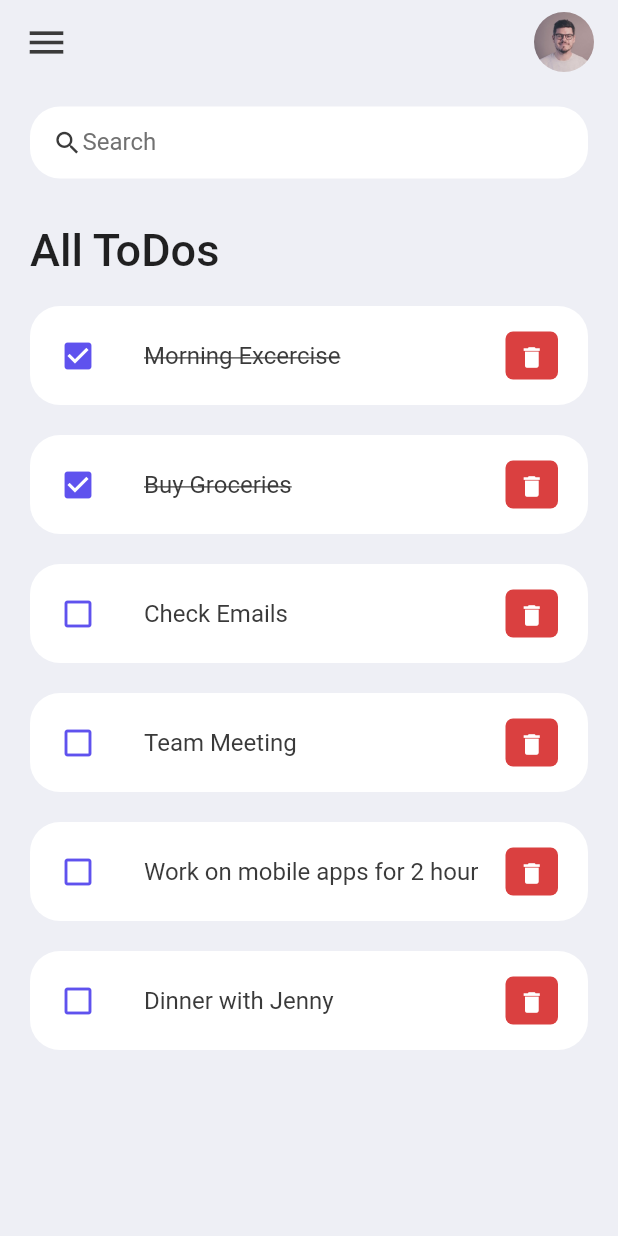
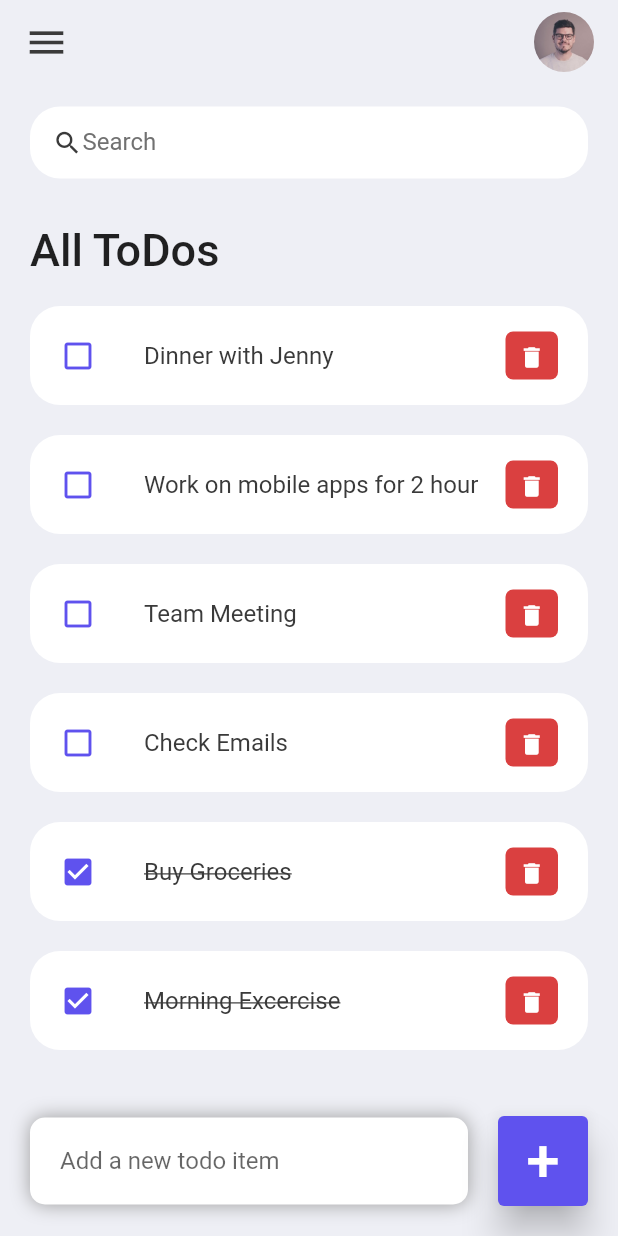
Before and after one commit to tanmoymallik3110/todo_app, a Flutter app: the screen it shows after launch, on a phone screen of 412 x 824 dp. Run offline on Flutter 3.47's test engine with Material 2 defaults, Android fonts, the phone set to English and light mode, and no system bars.

Commit message:
project complete.

```diff
--- a/lib/main.dart
+++ b/lib/main.dart
@@ -12,9 +12,9 @@ class MyApp extends StatelessWidget {
 
   @override
   Widget build(BuildContext context) {
-    SystemChrome.setSystemUIOverlayStyle(SystemUiOverlayStyle(
+    SystemChrome.setSystemUIOverlayStyle(const SystemUiOverlayStyle(
       statusBarColor: Colors.transparent));
-    return MaterialApp(
+    return const MaterialApp(
       debugShowCheckedModeBanner: false,
       title: "ToDo App",
       home: Home(),
--- a/lib/screens/home.dart
+++ b/lib/screens/home.dart
@@ -4,18 +4,33 @@ import 'package:todo_app/model/todo.dart';
 import 'package:todo_app/widgets/todo_item.dart';
 
 
-class Home extends StatelessWidget {
-   Home({super.key});
+class Home extends StatefulWidget {
+   const Home({super.key});
 
+  @override
+  State<Home> createState() => _HomeState();
+}
+
+class _HomeState extends State<Home> {
   final todosList = ToDo.todoList();
+  final _toDoControler = TextEditingController();
+  List<ToDo> _foundToDo = [];
+
+  @override
+  void initState() {
+    _foundToDo = todosList;
+    super.initState();
+  }
 
   @override
   Widget build(BuildContext context) {
     return Scaffold(
       backgroundColor: tdBGColor,
       appBar: _buildAppBar(),
-      body: Container(
-        padding: EdgeInsets.symmetric(horizontal: 20, vertical: 15),
+      body: Stack(
+          children: [
+            Container(
+              padding: const EdgeInsets.symmetric(horizontal: 20, vertical: 15),
               child: Column(
                 children: [
                   searchBox(),
@@ -23,11 +38,11 @@ class Home extends StatelessWidget {
                     child: ListView(
                       children: [
                         Container(
-                    margin: EdgeInsets.only(
+                          margin: const EdgeInsets.only(
                             top: 30,
                             bottom: 20,
                           ),
-                    child: Text(
+                          child: const Text(
                             "All ToDos",
                             style: TextStyle(
                               fontSize: 30,
@@ -35,27 +50,130 @@ class Home extends StatelessWidget {
                             ),
                           ),
                         ),
-                  for( ToDo toDoo in todosList)
-                  ToDoItem(toDo: toDoo,),
+                        for( ToDo toDoo in _foundToDo.reversed)
+                        ToDoItem(
+                          toDo: toDoo,
+                          onToDoChanged: _handleToDoChange,
+                          onDeleteItem: _deteleToDoItem,
+                        ),
                       ],
                     ),
                   ),
                 ],
               ),
             ),
+            Align(
+              alignment: Alignment.bottomCenter,
+              child: Row(
+                children: [
+                  Expanded(
+                    child: Container(
+                      margin: const EdgeInsets.only(
+                        bottom: 20,
+                        right: 20,
+                        left: 20,
+                      ),
+                      padding: const EdgeInsets.symmetric(vertical: 5, horizontal: 20),
+                      decoration: BoxDecoration(
+                        color: Colors.white,
+                        boxShadow: const [
+                          BoxShadow(
+                            color: Colors.grey,
+                            offset: Offset(0.0, 0.0),
+                            blurRadius: 10.0,
+                            spreadRadius: 0.0
+                          ),
+                        ],
+                        borderRadius: BorderRadius.circular(10),
+                      ),
+                      child: TextField(
+                        controller: _toDoControler,
+                        decoration: const InputDecoration(
+                          hintText: "Add a new todo item",
+                          border: InputBorder.none
+                        ),
+                      ),
+                    ),
+                  ),
+                  Container(
+                    margin: const EdgeInsets.only(
+                      bottom: 20.0,
+                      right: 20.0,
+                    ),
+                    child: ElevatedButton(
+                      onPressed: () {
+                        _addToDoItem(_toDoControler.text);
+                      },
+                      style: ElevatedButton.styleFrom(
+                        backgroundColor: tdBlue,
+                        elevation: 10.0,
+                        minimumSize: const Size(60, 60),
+                      ),
+                      child: const Text(
+                        "+",
+                        style: TextStyle(
+                          fontSize: 40.0,
+                        ),
+                      ),
+                    ),
+                  ),
+                ],
+              ),
+            ),
+          ],
+        ),
       );
   }
 
+  void _handleToDoChange (ToDo toDo) {
+    setState(() {
+      toDo.isDone = !toDo.isDone;
+    });
+  }
+
+  void _deteleToDoItem (String id) {
+    setState(() {
+      todosList.removeWhere((item) => item.id == id);
+    });
+  }
+
+  void _addToDoItem(String toDo) {
+    setState(() {
+      todosList.add(
+        ToDo(
+          id: DateTime.now().millisecondsSinceEpoch.toString(),
+          todoText: toDo,
+        ),
+      );
+    });
+    _toDoControler.clear();
+  }
+
+  void _runFilter(String enteredKeyword) {
+    List<ToDo> results = [];
+    if(enteredKeyword.isEmpty) {
+      results = todosList;
+    } else {
+      results = todosList.where((item) =>
+      item.todoText!.toLowerCase()
+      .contains(enteredKeyword.toLowerCase())).toList();
+    }
+
+    setState(() {
+      _foundToDo = results;
+    });
+  }
 
   Widget searchBox() {
     return Container(
-      padding: EdgeInsets.symmetric(horizontal: 15),
+      padding: const EdgeInsets.symmetric(horizontal: 15),
       decoration: BoxDecoration(
         color: Colors.white,
         borderRadius: BorderRadius.circular(20),
       ),
       child: TextField(
-        decoration: InputDecoration(
+        onChanged: (value) => _runFilter(value),
+        decoration: const InputDecoration(
           contentPadding: EdgeInsets.all(0),
           prefixIcon: Icon(
             Icons.search,
@@ -74,7 +192,6 @@ class Home extends StatelessWidget {
     );
   }
 
-
   AppBar _buildAppBar() {
     return AppBar(
       centerTitle: true,
@@ -83,17 +200,17 @@ class Home extends StatelessWidget {
       title: Row(
         mainAxisAlignment: MainAxisAlignment.spaceBetween,
         children: [
-          Icon(
+          const Icon(
             Icons.menu,
             color: tdBlack,
             size: 30,
           ),
-          Container(
+          SizedBox(
             height: 40,
             width: 40,
             child: ClipRRect(
+              borderRadius: BorderRadius.circular(20),
               child: Image.asset("assets/avatar.jpeg"),
-              borderRadius: BorderRadius.circular(20),
             ),
           ),
         ],
--- a/lib/widgets/todo_item.dart
+++ b/lib/widgets/todo_item.dart
@@ -6,17 +6,26 @@ import '../model/todo.dart';
 class ToDoItem extends StatelessWidget {
 
   final ToDo toDo;
+  final onToDoChanged;
+  final onDeleteItem;
 
-  const ToDoItem({super.key, required this.toDo});
+  const ToDoItem({
+    super.key,
+    required this.toDo,
+    this.onToDoChanged,
+    this.onDeleteItem
+  });
 
   @override
   Widget build(BuildContext context) {
     return Container(
-      margin: EdgeInsets.only(bottom: 20),
+      margin: const EdgeInsets.only(bottom: 20),
       child: ListTile(
-        onTap: () {},
+        onTap: () {
+          onToDoChanged(toDo);
+        },
         shape: RoundedRectangleBorder(borderRadius: BorderRadius.circular(20)),
-        contentPadding: EdgeInsets.symmetric(horizontal: 20, vertical: 5),
+        contentPadding: const EdgeInsets.symmetric(horizontal: 20, vertical: 5),
         tileColor: Colors.white,
         leading: Icon(
           toDo.isDone? Icons.check_box : Icons.check_box_outline_blank,
@@ -31,8 +40,8 @@ class ToDoItem extends StatelessWidget {
           ),
         ),
         trailing: Container(
-          padding: EdgeInsets.all(0),
-          margin: EdgeInsets.symmetric(vertical: 12),
+          padding: const EdgeInsets.all(0),
+          margin: const EdgeInsets.symmetric(vertical: 12),
           height: 35,
           width: 35,
           decoration: BoxDecoration(
@@ -40,10 +49,12 @@ class ToDoItem extends StatelessWidget {
             borderRadius: BorderRadius.circular(5),
           ),
           child: IconButton(
-            onPressed: () {},
+            onPressed: () {
+              onDeleteItem(toDo.id);
+            },
             color: Colors.white,
             iconSize: 18,
-            icon: Icon(Icons.delete),
+            icon: const Icon(Icons.delete),
           ),
         ),
       ),
```
Lines whose indentation alone changed are shown as unchanged.
